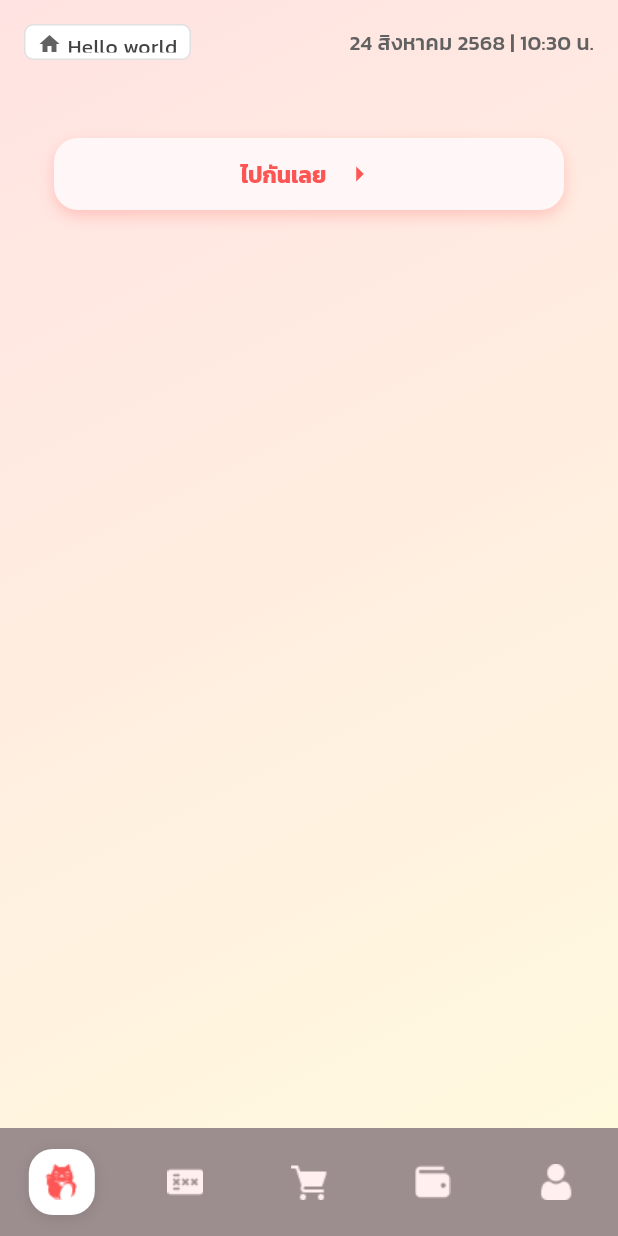
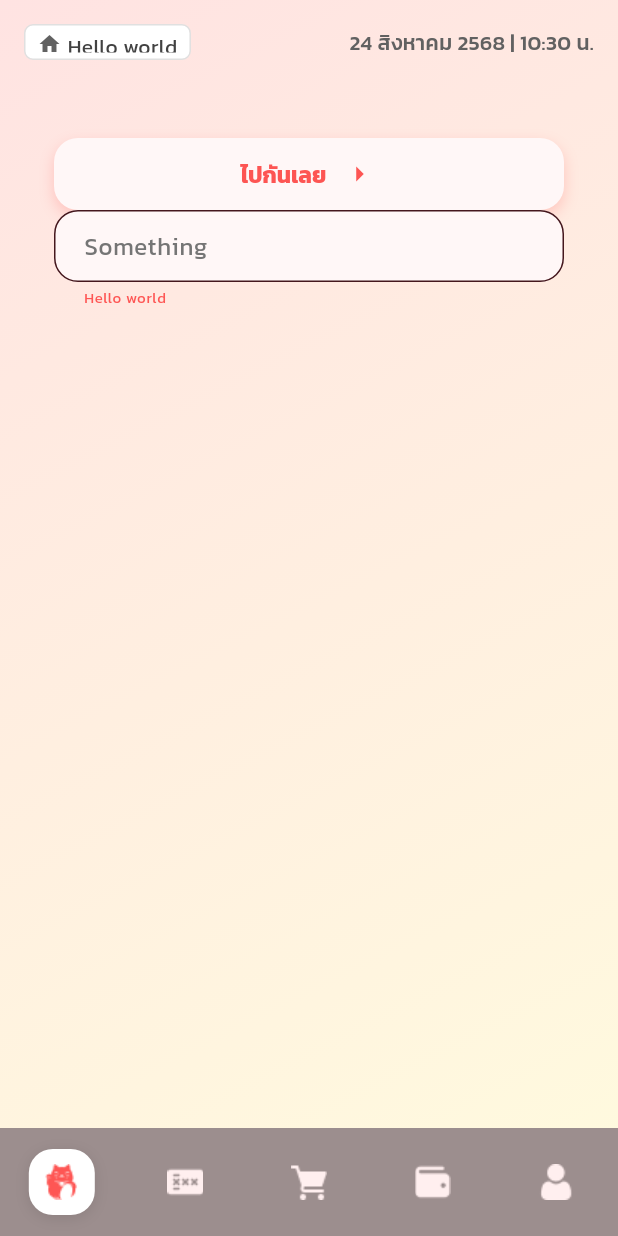
Before and after one commit to TheeraphatStudent/Locatto, a Flutter app: the screen it shows after launch, on a phone screen of 412 x 824 dp. Run offline on Flutter 3.47's test engine with Material 3 defaults, Android fonts, the phone set to English and light mode, and no system bars.

Commit message:
feat: setup input components and integrated icon loaded app

```diff
--- /dev/null
+++ b/app/lib/components/Input.dart
@@ -0,0 +1,383 @@
+import 'package:flutter/material.dart';
+import 'package:app/style/theme.dart';
+
+enum InputVariant {
+  active,    // With search icon and focused state
+  inactive,  // Normal state without icon
+  withAction // With action button and badge
+}
+
+class Input extends StatefulWidget {
+  final TextEditingController? controller;
+  final String labelText;
+  final String? hintText;
+  final bool obscureText;
+  final String? Function(String?)? validator;
+  final String? helperText;
+  final InputVariant variant;
+  final VoidCallback? onActionPressed;
+  final String? badgeValue;
+  final Widget? customIcon;
+  final IconData? materialIcon;
+  final bool showGradientBorder;
+
+  const Input({
+    super.key,
+    this.controller,
+    required this.labelText,
+    this.hintText,
+    this.obscureText = false,
+    this.validator,
+    this.helperText,
+    this.variant = InputVariant.inactive,
+    this.onActionPressed,
+    this.badgeValue,
+    this.customIcon,
+    this.materialIcon,
+    this.showGradientBorder = false,
+  });
+
+  @override
+  State<Input> createState() => _InputState();
+}
+
+class _InputState extends State<Input> {
+  late FocusNode _focusNode;
+  bool _isFocused = false;
+
+  @override
+  void initState() {
+    super.initState();
+    _focusNode = FocusNode();
+    _focusNode.addListener(() {
+      setState(() {
+        _isFocused = _focusNode.hasFocus;
+      });
+    });
+  }
+
+  @override
+  void dispose() {
+    _focusNode.dispose();
+    super.dispose();
+  }
+
+  Widget _buildSuffixIcon() {
+    switch (widget.variant) {
+      case InputVariant.active:
+        return Container(
+          padding: const EdgeInsets.all(8),
+          child: Icon(
+            Icons.search,
+            color: AppColors.primary,
+            size: 20,
+          ),
+        );
+
+      case InputVariant.withAction:
+        return Stack(
+          clipBehavior: Clip.none,
+          children: [
+            Container(
+              margin: const EdgeInsets.all(4),
+              decoration: BoxDecoration(
+                gradient: const LinearGradient(
+                  begin: Alignment.topCenter,
+                  end: Alignment.bottomCenter,
+                  colors: [Color(0xFF45171D), Color(0xFFFE5654)],
+                ),
+                borderRadius: BorderRadius.circular(8),
+              ),
+              child: Material(
+                color: Colors.transparent,
+                child: InkWell(
+                  onTap: widget.onActionPressed,
+                  borderRadius: BorderRadius.circular(8),
+                  child: Container(
+                    padding: const EdgeInsets.all(8),
+                    child: Row(
+                      mainAxisSize: MainAxisSize.min,
+                      children: [
+                        if (widget.customIcon != null) widget.customIcon!,
+                        if (widget.customIcon != null && widget.materialIcon != null)
+                          const SizedBox(width: 4),
+                        if (widget.materialIcon != null)
+                          Icon(
+                            widget.materialIcon,
+                            color: Colors.white,
+                            size: 16,
+                          ),
+                      ],
+                    ),
+                  ),
+                ),
+              ),
+            ),
+            // Badge
+            if (widget.badgeValue != null && widget.badgeValue!.isNotEmpty)
+              Positioned(
+                top: -4,
+                right: -4,
+                child: Container(
+                  padding: const EdgeInsets.all(4),
+                  decoration: const BoxDecoration(
+                    color: Color(0xFFE91E63),
+                    shape: BoxShape.circle,
+                  ),
+                  constraints: const BoxConstraints(
+                    minWidth: 20,
+                    minHeight: 20,
+                  ),
+                  child: Text(
+                    widget.badgeValue!,
+                    style: const TextStyle(
+                      color: Colors.white,
+                      fontSize: 12,
+                      fontWeight: FontWeight.bold,
+                      fontFamily: 'Kanit',
+                    ),
+                    textAlign: TextAlign.center,
+                  ),
+                ),
+              ),
+          ],
+        );
+
+      case InputVariant.inactive:
+      default:
+        return const SizedBox.shrink();
+    }
+  }
+
+  InputBorder _buildBorder({required bool isFocused, required bool isError}) {
+    if (widget.showGradientBorder) {
+      // For gradient border, we'll use a custom approach
+      return OutlineInputBorder(
+        borderRadius: BorderRadius.circular(AppTheme.borderRadiusXLarge),
+        borderSide: BorderSide.none,
+      );
+    }
+
+    Color borderColor;
+    double borderWidth;
+
+    if (isError) {
+      borderColor = AppColors.error;
+      borderWidth = 2.0;
+    } else if (isFocused) {
+      borderColor = AppColors.primary;
+      borderWidth = 2.0;
+    } else {
+      borderColor = const Color(0xFF45171D);
+      borderWidth = 1.0;
+    }
+
+    return OutlineInputBorder(
+      borderRadius: BorderRadius.circular(AppTheme.borderRadiusXLarge),
+      borderSide: BorderSide(
+        color: borderColor,
+        width: borderWidth,
+      ),
+    );
+  }
+
+  Widget _buildGradientBorderContainer({required Widget child}) {
+    if (!widget.showGradientBorder) return child;
+
+    return Container(
+      decoration: BoxDecoration(
+        gradient: const LinearGradient(
+          begin: Alignment.topCenter,
+          end: Alignment.bottomCenter,
+          colors: [Color(0xFF45171D), Color(0xFFFE5654)],
+        ),
+        borderRadius: BorderRadius.circular(AppTheme.borderRadiusXLarge),
+      ),
+      child: Container(
+        margin: const EdgeInsets.only(left: 1, right: 1, bottom: 1), // No top margin for no top border
+        decoration: BoxDecoration(
+          color: const Color(0xFFFFF7F7),
+          borderRadius: BorderRadius.circular(AppTheme.borderRadiusXLarge),
+        ),
+        child: child,
+      ),
+    );
+  }
+
+  @override
+  Widget build(BuildContext context) {
+    final hasError = widget.validator != null &&
+        widget.controller != null &&
+        widget.validator!(widget.controller!.text) != null;
+
+    Widget textField = TextFormField(
+      controller: widget.controller,
+      focusNode: _focusNode,
+      obscureText: widget.obscureText,
+      validator: widget.validator,
+      decoration: InputDecoration(
+        labelText: widget.labelText,
+        hintText: widget.hintText,
+        helperText: widget.helperText,
+        suffixIcon: _buildSuffixIcon(),
+
+        // Background Color
+        filled: true,
+        fillColor: const Color(0xFFFFF7F7),
+
+        // Padding
+        contentPadding: const EdgeInsets.symmetric(horizontal: 16, vertical: 12),
+
+        // Borders
+        border: _buildBorder(isFocused: false, isError: false),
+        enabledBorder: _buildBorder(isFocused: false, isError: hasError),
+        focusedBorder: _buildBorder(isFocused: true, isError: hasError),
+        errorBorder: _buildBorder(isFocused: false, isError: true),
+        focusedErrorBorder: _buildBorder(isFocused: true, isError: true),
+
+        // Text Styling
+        floatingLabelStyle: TextStyle(
+          color: hasError ? AppColors.error : AppColors.primary,
+          fontSize: 12,
+          fontFamily: 'Kanit',
+          fontWeight: FontWeight.w400,
+        ),
+        labelStyle: TextStyle(
+          color: hasError ? AppColors.error : AppColors.textSecondary,
+          fontFamily: 'Kanit',
+        ),
+        hintStyle: const TextStyle(
+          color: AppColors.textSecondary,
+          fontFamily: 'Kanit',
+        ),
+        helperStyle: const TextStyle(
+          color: AppColors.primary,
+          fontSize: 10,
+          fontFamily: 'Kanit',
+        ),
+        errorStyle: const TextStyle(
+          color: AppColors.error,
+          fontSize: 10,
+          fontFamily: 'Kanit',
+        ),
+      ),
+      style: const TextStyle(
+        fontFamily: 'Kanit',
+        color: Color(0xFF45171D),
+      ),
+    );
+
+    return _buildGradientBorderContainer(child: textField);
+  }
+}
+
+// Custom Icon Widget for use with the input
+class CustomInputIcon extends StatelessWidget {
+  final IconData icon;
+  final Color? color;
+  final double size;
+
+  const CustomInputIcon({
+    super.key,
+    required this.icon,
+    this.color,
+    this.size = 16,
+  });
+
+  @override
+  Widget build(BuildContext context) {
+    return Icon(
+      icon,
+      color: color ?? Colors.white,
+      size: size,
+    );
+  }
+}
+
+// Example usage class
+class InputExamples extends StatefulWidget {
+  const InputExamples({super.key});
+
+  @override
+  State<InputExamples> createState() => _InputExamplesState();
+}
+
+class _InputExamplesState extends State<InputExamples> {
+  final TextEditingController _controller1 = TextEditingController();
+  final TextEditingController _controller2 = TextEditingController();
+  final TextEditingController _controller3 = TextEditingController();
+
+  @override
+  void dispose() {
+    _controller1.dispose();
+    _controller2.dispose();
+    _controller3.dispose();
+    super.dispose();
+  }
+
+  @override
+  Widget build(BuildContext context) {
+    return Scaffold(
+      backgroundColor: const Color(0xFFFDF2F2),
+      body: Padding(
+        padding: const EdgeInsets.all(16.0),
+        child: Column(
+          children: [
+            const SizedBox(height: 50),
+
+            // Variant 1: Active (with search icon)
+            Input(
+              controller: _controller1,
+              labelText: "Title",
+              hintText: "Text",
+              helperText: "* req",
+              variant: InputVariant.active,
+            ),
+
+            const SizedBox(height: 24),
+
+            // Variant 2: Inactive (normal)
+            Input(
+              controller: _controller2,
+              labelText: "Title",
+              hintText: "Text",
+              helperText: "* req",
+              variant: InputVariant.inactive,
+            ),
+
+            const SizedBox(height: 24),
+
+            // Variant 3: With Action (button with badge)
+            Input(
+              controller: _controller3,
+              labelText: "Title",
+              hintText: "Label",
+              helperText: "* req",
+              variant: InputVariant.withAction,
+              badgeValue: "1",
+              customIcon: const CustomInputIcon(icon: Icons.shopping_cart),
+              materialIcon: Icons.add,
+              onActionPressed: () {
+                ScaffoldMessenger.of(context).showSnackBar(
+                  const SnackBar(content: Text('Action pressed!')),
+                );
+              },
+            ),
+
+            const SizedBox(height: 24),
+
+            // Example with gradient border
+            Input(
+              controller: TextEditingController(),
+              labelText: "Title",
+              hintText: "Text",
+              helperText: "* req",
+              variant: InputVariant.inactive,
+              showGradientBorder: true,
+            ),
+          ],
+        ),
+      ),
+    );
+  }
+}
--- a/app/lib/main.dart
+++ b/app/lib/main.dart
@@ -1,5 +1,6 @@
 import 'package:app/components/Button.dart';
 import 'package:app/components/Footer.dart';
+import 'package:app/components/Input.dart';
 import 'package:flutter/material.dart';
 import 'style/theme.dart';
 import 'components/Header.dart';
@@ -25,11 +26,17 @@ class MyApp extends StatelessWidget {
             child: ListView(
               primary: false,
               shrinkWrap: true,
-              children: const [
+              children: const <Widget>[
                 ButtonActions(
                   hasShadow: true,
                   key: Key("Continue Key"),
                   text: "ไปกันเลย",
+                ),
+                Input(
+                  labelText: "Something",
+                  key: Key("Something-key"),
+                  hintText: "It working!",
+                  helperText: "Hello world",
                 ),
               ],
             ),
--- a/app/lib/style/theme.dart
+++ b/app/lib/style/theme.dart
@@ -334,7 +334,7 @@ class AppTheme {
       ),
     ),
 
-    // Input Decoration Theme
+    // Input Theme
     inputDecorationTheme: InputDecorationTheme(
       filled: true,
       fillColor: AppColors.surface,
--- a/app/pubspec.yaml
+++ b/app/pubspec.yaml
@@ -48,6 +48,7 @@ dev_dependencies:
   # package. See that file for information about deactivating specific lint
   # rules and activating additional ones.
   flutter_lints: ^5.0.0
+  flutter_launcher_icons: ^0.14.4
 
 # For information on the generic Dart part of this file, see the
 # following page: https://dart.dev/tools/pub/pubspec
```
Also changed, not shown: app/flutter_launcher_icons.yaml (added, +34 -0 lines), app/pubspec.lock, 43 other files.
